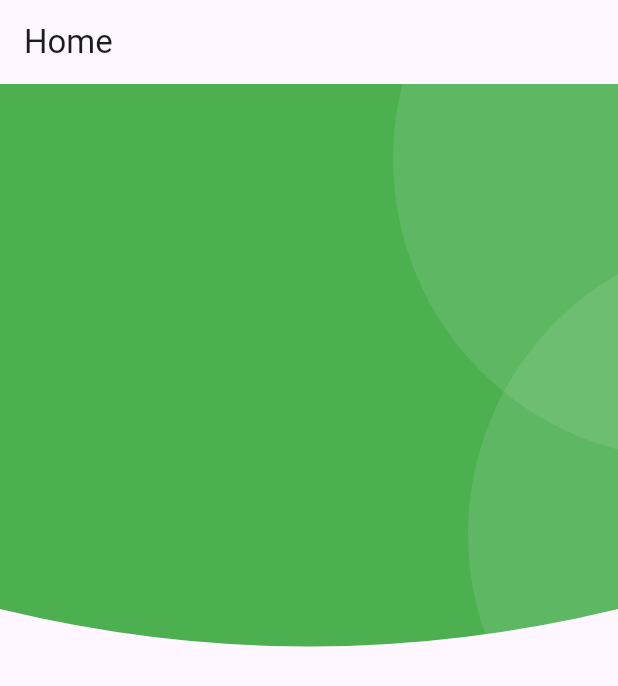
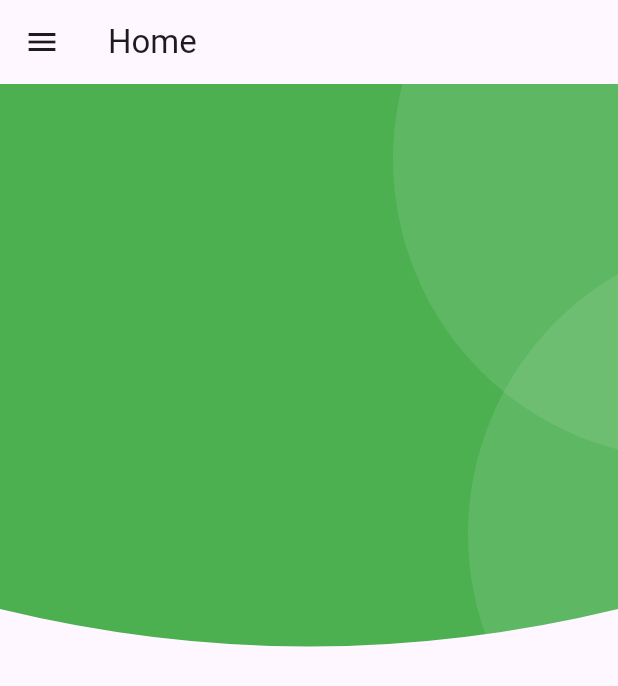
Before and after one commit to vprabhu1771/flutter_small_milk_shop, a Flutter app: the screen it shows after launch, on a phone screen of 412 x 824 dp. Shown: the top 686 px of the screen. Run offline on Flutter 3.47's test engine with Material 3 defaults, Android fonts, the phone set to English and light mode, and no system bars.

```diff
--- a/lib/screens/HomeScreen.dart
+++ b/lib/screens/HomeScreen.dart
@@ -1,4 +1,5 @@
 import 'package:flutter/material.dart';
+import 'package:flutter_small_milk_shop/widgets/CustomNavigationDrawer.dart';
 
 class HomeScreen extends StatefulWidget {
 
@@ -67,6 +68,7 @@ class _HomeScreenState extends State<HomeScreen> {
           ],
         ),
       ),
+      drawer: CustomNavigationDrawer(),
     );
   }
 }
```
